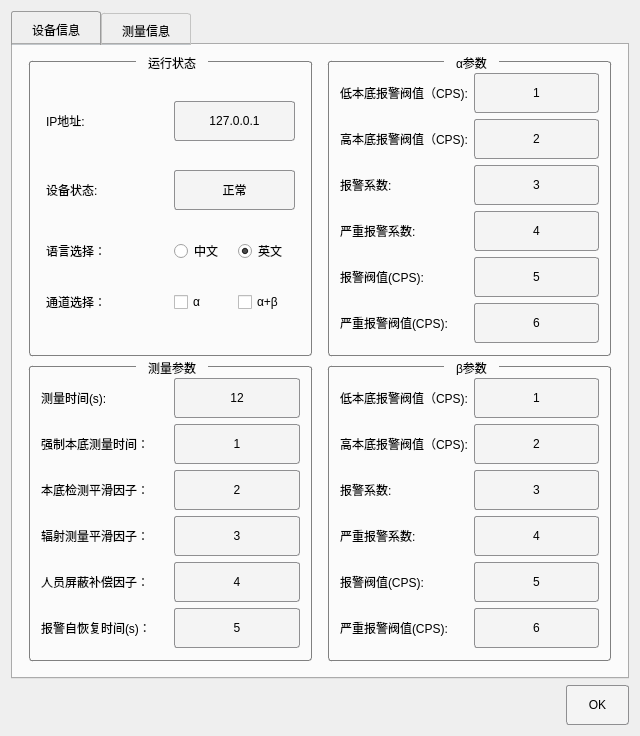
Qt form Demo/desystemconfigwidget.ui (13438120136/XDemo) before a commit.
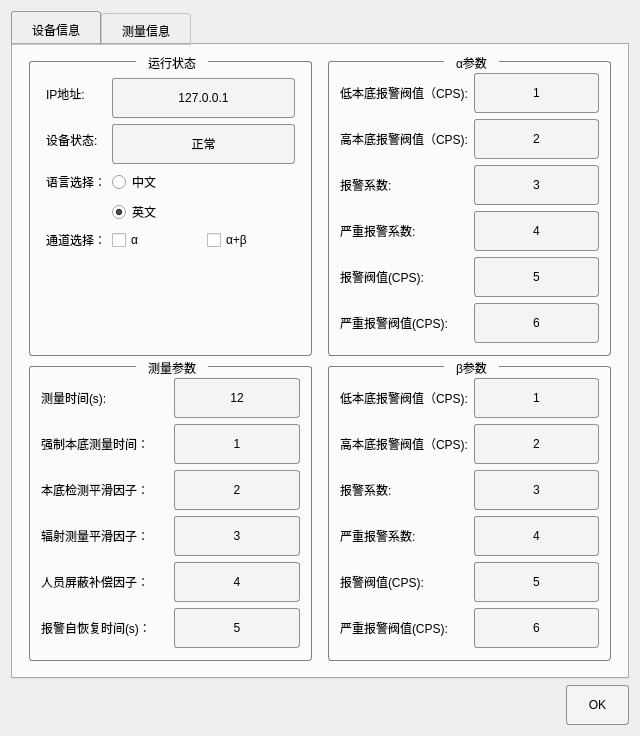
The same form after that commit. Custom widgets are drawn as their Qt base class.

Diff of the .ui file:
```diff
--- a/Demo/desystemconfigwidget.ui
+++ b/Demo/desystemconfigwidget.ui
@@ -174,7 +174,7 @@
                <property name="title">
                 <string>运行状态</string>
                </property>
-               <layout class="QGridLayout" name="gridLayout_20">
+               <layout class="QFormLayout" name="formLayout">
                 <item row="0" column="0">
                  <widget class="QLabel" name="label">
                   <property name="text">
@@ -195,14 +195,14 @@
                   </attribute>
                  </widget>
                 </item>
-                <item row="1" column="0">
+                <item row="2" column="0">
                  <widget class="QLabel" name="label_2">
                   <property name="text">
                    <string>设备状态:</string>
                   </property>
                  </widget>
                 </item>
-                <item row="1" column="1">
+                <item row="2" column="1">
                  <widget class="QPushButton" name="pushButton_4">
                   <property name="text">
                    <string>正常</string>
@@ -212,23 +212,21 @@
                   </property>
                  </widget>
                 </item>
-                <item row="2" column="0">
+                <item row="4" column="0">
                  <widget class="QLabel" name="label_24">
                   <property name="text">
                    <string>语言选择：</string>
                   </property>
                  </widget>
                 </item>
-                <item row="2" column="1">
-                 <layout class="QGridLayout" name="gridLayout">
-                  <item row="0" column="0">
+                <item row="4" column="1">
                    <widget class="QRadioButton" name="radioButton">
                     <property name="text">
                      <string>中文</string>
                     </property>
                    </widget>
                   </item>
-                  <item row="0" column="1">
+                <item row="5" column="1">
                    <widget class="QRadioButton" name="radioButton_2">
                     <property name="text">
                      <string>英文</string>
@@ -238,16 +236,14 @@
                     </property>
                    </widget>
                   </item>
-                 </layout>
-                </item>
-                <item row="3" column="0">
+                <item row="6" column="0">
                  <widget class="QLabel" name="label_25">
                   <property name="text">
                    <string>通道选择：</string>
                   </property>
                  </widget>
                 </item>
-                <item row="3" column="1">
+                <item row="6" column="1">
                  <layout class="QGridLayout" name="gridLayout_5">
                   <item row="0" column="0">
                    <widget class="QCheckBox" name="checkBox">
```
Lines whose indentation alone changed are shown as unchanged.
